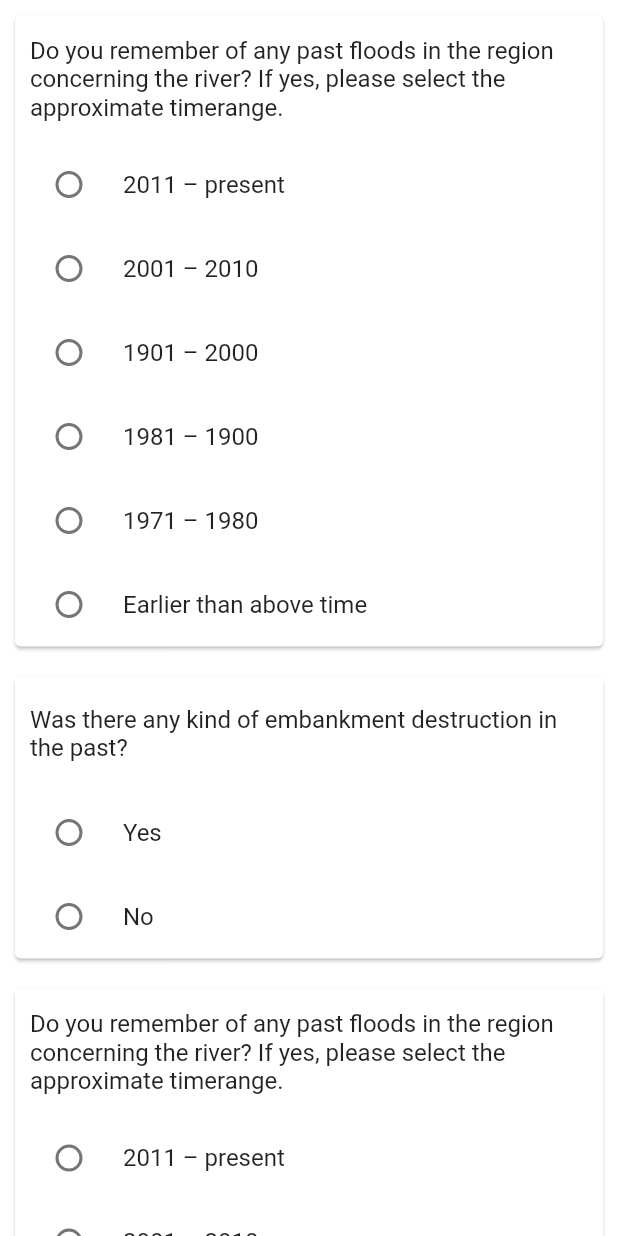
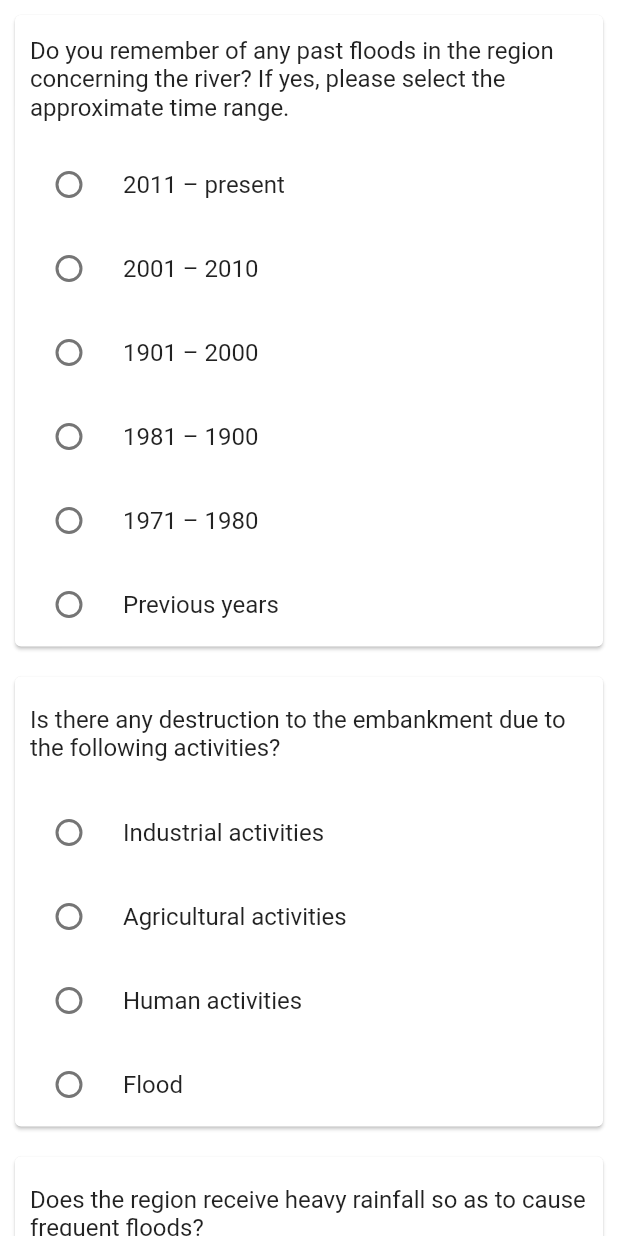
Before and after one commit to Hexa-Byte-6/Jal_Shakti_Ashwini, a Flutter app: the screen it shows after launch, after a tap on "Continue", on a phone screen of 412 x 824 dp. Run offline on Flutter 3.47's test engine with Material 2 defaults, Android fonts, the phone set to English and light mode, and no system bars.

Commit message:
Data collected in a single object(JSON format)

```diff
--- a/lib/classes/question_answer_data.dart
+++ b/lib/classes/question_answer_data.dart
@@ -4,114 +4,161 @@ class QuestionAnswer {
     {
       "id" : 1,
       "type": "general",
-      "question" : "Do you remember of any past floods in the region concerning the river? If yes, please select the approximate timerange.",
-      //"imgurl" :"assets/images/cracks.jpg",
-      "answers" : [ "2011 – present" , "2001 – 2010" , "1901 – 2000" , "1981 – 1900" , "1971 – 1980" ,"Earlier than above time"]
+      "question" : "Do you remember of any past floods in the region concerning the river? If yes, please select the approximate time range.",
+      "answers" : [ "2011 – present" , "2001 – 2010" , "1901 – 2000" , "1981 – 1900" , "1971 – 1980" ,"Previous years"]
     },
     {
       "id" : 2,
       "type": "general",
-      "question" : "Was there any kind of embankment destruction in the past?",
-      //"imgurl" : "assets/images/seepage.jpg",
+      "question" : "Is there any destruction to the embankment due to the following activities?",
+      "answers" : [ "Industrial activities" , "Agricultural activities" , "Human activities" , "Flood" ]
+      },
+      {
+      "id" : 3,
+      "type": "general",
+      "question" : "Does the region receive heavy rainfall so as to cause frequent floods?",
+      "answers" : [ "Yes" , "No" ]
+    },
+    {
+      "id" : 4,
+      "type": "general",
+      "question" : "Are there any structures built along the river for following purposes other than the embankment?",
+      "answers" : [ "Industrial purpose" , "Agricultural purpose" , "River bank protection" , "Other water flowing structures" ]
+      },
+      {
+      "id" : 5,
+      "type": "general",
+      "question" : "Can a vehicle reach to the top of the embankment?",
+      "answers" : [ "Yes" , "No" ]
+    },
+    {
+      "id" : 6,
+      "type": "general",
+      "question" : "Approximately how wide is the embankment?",
+      "answers" : [ "0-2mtrs" , "2-4mtrs" , "4-6 mtrs" , "More than this" ]
+      },
+      {
+      "id" : 7,
+      "type": "general",
+      "question" : "How are the wind conditions in the area?",
+      "answers" : [ "Slow flowing winds" , "Fast flowing winds but not having much impact on the natural and physical conditions of the embankment" , "Very fast winds causing take away of soil/sand" , "Not particular, keeps varying" ]
+    },
+    {
+      "id" : 8,
+      "type": "general",
+      "question" : "Do you know of any uncontrolled cattle grazing on the pasture around the embankment region?",
       "answers" : [ "Yes" , "No" ]
       },
       {
-      "id" : 1,
+      "id" : 9,
       "type": "general",
-      "question" : "Do you remember of any past floods in the region concerning the river? If yes, please select the approximate timerange.",
-      //"imgurl" :"assets/images/cracks.jpg",
-      "answers" : [ "2011 – present" , "2001 – 2010" , "1901 – 2000" , "1981 – 1900" , "1971 – 1980" ,"Earlier than above time"]
+      "question" : "How is the soil density now?",
+      "answers" : [ "Damp(min moisture content)" , "Too wet(high moisture content)" , "Tight(no moisture)" ]
     },
     {
-      "id" : 2,
+      "id" : 10,
       "type": "general",
-      "question" : "Was there any kind of embankment destruction in the past?",
-      //"imgurl" : "assets/images/seepage.jpg",
-      "answers" : [ "Yes" , "No" ]
+      "question" : "What is the current water level?",
+      "answers" : [ "High" , "Medium" , "Low" ]
       },
       {
-      "id" : 1,
+      "id" : 11,
       "type": "general",
-      "question" : "Do you remember of any past floods in the region concerning the river? If yes, please select the approximate timerange.",
-      //"imgurl" :"assets/images/cracks.jpg",
-      "answers" : [ "2011 – present" , "2001 – 2010" , "1901 – 2000" , "1981 – 1900" , "1971 – 1980" ,"Earlier than above time"]
+      "question" : "As per standards, there should be some distance between the embankment and the mainstream of the river. Is the rule of maintaining certain distance from embankments has been followed?",
+      "answers" : [ "Yes" , "No" ]
     },
-    {
-      "id" : 2,
-      "type": "general",
-      "question" : "Was there any kind of embankment destruction in the past?",
-      //"imgurl" : "assets/images/seepage.jpg",
-      "answers" : [ "Yes" , "No" ]
-      },
-      {
-      "id" : 1,
-      "type": "general",
-      "question" : "Do you remember of any past floods in the region concerning the river? If yes, please select the approximate timerange.",
-      //"imgurl" :"assets/images/cracks.jpg",
-      "answers" : [ "2011 – present" , "2001 – 2010" , "1901 – 2000" , "1981 – 1900" , "1971 – 1980" ,"Earlier than above time"]
-    },
+
 
   ];
 
 
   static final detailedquestionanswer = [
      {
-      "id" : 3,
+      "id" : 1,
       "type": "multiple-choice",
-      "question" : "Approximately how wide is the top of the embankment?",
-      "imgurl" :"assets/images/cracks.jpg",
-      "answers" : [ "0-3m wide" , "3-4m wide" , "4-6m wide" , "Wider than 6m" ]
+      "question" : "What do you say about the speed of the water considering the current part of the embankment?",
+      "answers" : [ "High" , "Medium" , "Low" ]
     },
     {
-      "id" : 4,
+      "id" : 2,
       "type": "multiple-choice",
-      "question" : "Do you see any soil erosion nearby the slope of the embankment?",
-      "imgurl" :"assets/images/misalingment.png",
+      "question" : "Is there any provision for removal of surface runoff water i.e. the water collected over the top of the embankment?",
       "answers" : [ "Yes" , "No" ]
       },
       {
-      "id" : 7,
-      "type": "slider",
-      "question" : "How well is the condition of revetment?",
-      "imgurl" : "assets/images/seepage.jpg",
-      "answers" : [ "Yes1" ,"No1","Yes2" ,"No2"]
+      "id" : 3,
+      "type": "multiple-choice",
+      "question" : "What type of crack is present over the slopes of embankment? (if any)",
+      "answers" : [ "Longitudinal (parallel to length of embankment)" , "Transverse (Perpendicular to the length)" , "Desiccation (Random)" , "No cracks" ]
       },
       {
-      "id" : 5,
+      "id" : 4,
       "type": "multiple-choice-image",
-      "question" : "Are there any cracks on either surfaces of the embankment?",
+      "question" : "If there is any vegetation on the slopes of embankment,do you think that it is responsible for cracks in the embankment surface?",
       "imgurl" : "assets/images/cracks.jpg",
       "answers" : [ "Yes" , "No" ]
       },
     {
-      "id" : 6,
+      "id" : 5,
       "type": "multiple-choice-image",
-      "question" : "Does the embankment has seepage?",
+      "question" : "What type of vegetation is present over the slopes of embankment? (if any)",
       "imgurl" : "assets/images/seepage.jpg",
-      "answers" : [ "Yes" ,"No"]
+      "answers" : [ "Grass" ,"Short length plants" , "Trees" , "No vegetation" ]
     },
     {
-      "id" : 10,
+      "id" : 6,
       "type": "image-choice",
-      "question" : "Is there any stone pitching work done on the side of the embankment facing the river water? (They are necessary to face erosion)",
-      "imgurl" : "assets/images/seepage.jpg",
-      "answers" : [ "assets/images/seepage.jpg" ,"assets/images/cracks.jpg","assets/images/misalingment.png" ,"assets/images/seepage.jpg"]
+      "question" : "Which type of embankment it is?",
+      "answers" : [ "assets/images/Mattress embankment.jpg" ,"assets/images/Continuous solid embankment made of cement or concrete.jpg","assets/images/Embankment made of block material.png" ,"assets/images/Embankment made of stones.jpg" , "assets/images/Earthen embankment.jpg" , "assets/images/Some other.jpg" ]
       },
 
-    {
+      {
+      "id" : 7,
+      "type": "image-choice",
+      "question" : "If there is any flexible mattress over the slope, is it",
+      "answers" : [ "assets/images/Fabric mattress.jpg" ,"assets/images/Vegetation mattress.jpg","assets/images/Concrete block mattress.png" ,"assets/images/No mattress available.jpg"]
+      },
+      {
       "id" : 8,
       "type": "slider",
-      "question" : "How much is the erosion in the current part of the embankment as compared to other parts?",
-      "imgurl" : "assets/images/seepage.jpg",
-      "answers" : [ "Yes1" ,"No1","Yes2" ,"No2"]
+      "question" : "Is there any misalignment in the surface of the embankment caused due to settlement?",
       },
       {
       "id" : 9,
-      "type": "image-choice",
-      "question" : "If there is any flexible mattress over the slope, is it",
-      "imgurl" : "assets/images/seepage.jpg",
-      "answers" : [ "assets/images/seepage.jpg" ,"assets/images/cracks.jpg","assets/images/misalingment.png" ,"assets/images/seepage.jpg"]
-      }
+      "type": "slider",
+      "question" : "Do you see any seepage on either sides of the embankment causing settlement or mis-alignment or which may turn out to be harmful for the embankment?",
+      },
+       {
+      "id" : 10,
+      "type": "slider",
+      "question" : "During monsoon, in case of heavy rainfall, is there any soil erosion resulting on loss of top of the soil?",
+      },
+       {
+      "id" : 11,
+      "type": "slider",
+      "question" : "Are there any pits, holes, destroyed structures on either side of the embankment?",
+      },
+       {
+      "id" : 12,
+      "type": "slider",
+      "question" : "Are there any cracks on either surfaces of the embankment?If yes, how dangerous do you think they are?",
+      },
+       {
+      "id" : 13,
+      "type": "slider",
+      "question" : "Is there any revetment present for embankment protection on the side of the river?",
+      },
+       {
+      "id" : 14,
+      "type": "slider",
+      "question" : "Is the area well protected by the embankment?",
+      },
+      {
+      "id" : 15,
+      "type": "slider",
+      "question" : "Does water get collected over the top of the embankment?",
+      },
+
   ];
 
 }
--- a/lib/custom-widgets/detailed_card.dart
+++ b/lib/custom-widgets/detailed_card.dart
@@ -152,12 +152,12 @@ class _MultipleChoiceImageCardState extends State<MultipleChoiceImageCard> {
 
 //ImageChoiceCard
 class ImageChoiceCard extends StatefulWidget {
-  final String ques, imgurl;
+  final String ques;
   final List<String> ans;
   final index;
   final Function onAnswerChanged;
 
-  ImageChoiceCard(this.index, this.onAnswerChanged, this.ques, this.imgurl, this.ans);
+  ImageChoiceCard(this.index, this.onAnswerChanged, this.ques, this.ans);
 
 
 @override
@@ -180,7 +180,7 @@ class _ImageChoiceCardState extends State<ImageChoiceCard> {
           ),
           Column(
             children: <Widget>[
-              //Image.asset(widget.imgurl),
+
               Column(
                 children: createRadioListOptions(
                     widget.ans, widget.onAnswerChanged, widget.index),
--- a/lib/custom-widgets/receive_generalquestionanswer.dart
+++ b/lib/custom-widgets/receive_generalquestionanswer.dart
@@ -2,6 +2,8 @@ import 'package:flutter/material.dart';
 import '../classes/question_answer_data.dart';
 import 'general_card.dart';
 import '../screens/before_detailed_question_screen.dart';
+
+
 
 class ReceiveGeneralQuestionAnswer extends StatefulWidget {
   @override
@@ -12,28 +14,36 @@ class _ReceiveGeneralQuestionAnswerState extends State<ReceiveGeneralQuestionAns
   final generalquestionanswer = QuestionAnswer.generalquestionanswer;
 
  //contains the questions number and corresponding answer
-  Map<String, String> surveyData = {};
+  Map<String, String> surveyData0 = {};
     int _check = 0;
   @override
   void initState() {
     super.initState();
     for (int i = 0; i < generalquestionanswer.length; i++) {
-      surveyData[i.toString()] = '';      //data is stored here
+      surveyData0[i.toString()] = '';      //data is stored here
     }
   }
 
   onAnswerChanged(int index, String value) {
     setState(() {
-      surveyData[index.toString()] = value;
+      surveyData0[index.toString()] = value;
        if(value != ''){
           _check++;
         }
     });
 
     print("Survey data:");
-    print(surveyData);
+    print(surveyData0);
   }
 
+  void storedata(){
+
+  // addAll() method
+  final generalsurvey = surveyData0;
+  print("Generalsurvey :::::::::::::::::::::::::::::::::::");
+  print(generalsurvey);
+
+  }
 
 
 
@@ -58,10 +68,13 @@ Widget build(BuildContext context) {
                   color: Colors.blue,
                   onPressed: () {
                    if(_check >= generalquestionanswer.length){
+                     storedata();
                      Navigator.push(
                     context,
                     MaterialPageRoute(builder: (context) =>
-                    BeforeDetailedQuestionScreen()),
+                    BeforeDetailedQuestionScreen(
+                        gen : surveyData0,
+                    )),
                    );//send survey data to server
                    }else{
                      SnackBar(content: Text("Please fill all the fields"));
```
Also changed, not shown: lib/custom-widgets/receive_detailedquestionanswer.dart (+39 -3 lines), lib/screens/before_detailed_question_screen.dart (+9 -1 lines), lib/screens/user_detail_screen.dart (+32 -1 lines).
